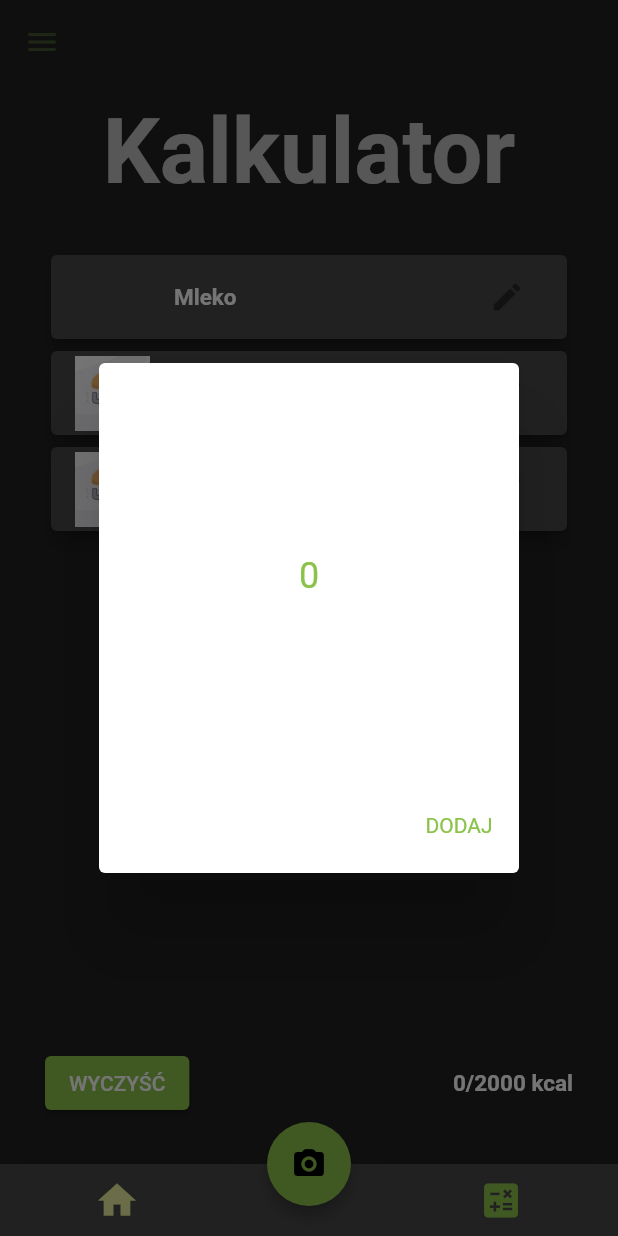
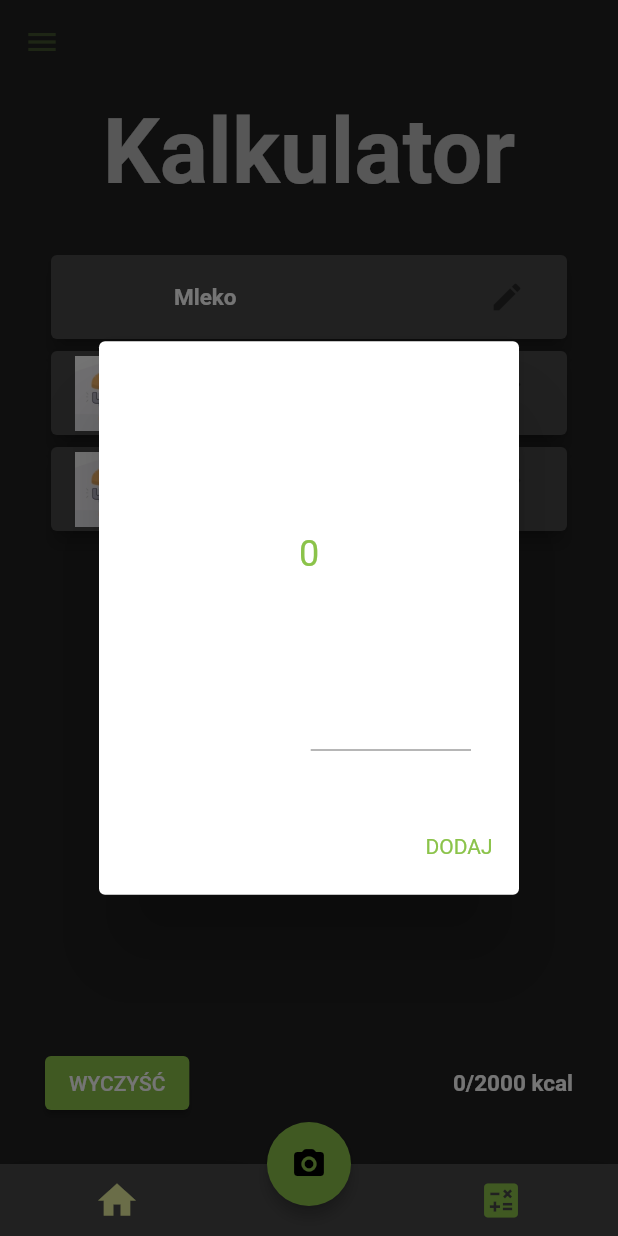
Before and after one commit to GeeA02/jedzonko, a Flutter app: the screen it shows after launch, after a tap on the "calculate" icon, after a tap on the "edit" icon, on a phone screen of 412 x 824 dp. Run offline on Flutter 3.47's test engine with Material 2 defaults, Android fonts, the phone set to English and light mode, and no system bars; drawn by our look-alikes of numberpicker; our stand-ins replace hive, hive_flutter; missing offline and left inert: qr_mobile_vision; accounts and stored records are empty; network calls fail.

Commit message:
Added textfiled in add product to calculator dialog

```diff
--- a/lib/theme/defaultTheme.dart
+++ b/lib/theme/defaultTheme.dart
@@ -19,6 +19,10 @@
       dividerColor: CustomColors.SecondaryDarkColor,
       accentColor: CustomColors.SecondaryDarkColor,
       fontFamily: 'Montserrat',
+      textSelectionTheme: ThemeData.dark().textSelectionTheme.copyWith(
+            selectionColor: CustomColors.PrimaryColor,
+            selectionHandleColor: CustomColors.PrimaryColor,
+          ),
       textTheme: ThemeData.dark().textTheme.copyWith(
             headline1: ThemeData.dark().textTheme.headline1!.copyWith(
                   fontSize: 60.0,
@@ -53,6 +57,10 @@
       cardColor: CustomColors.LightBackgroundColor,
       */
       fontFamily: 'Montserrat',
+      textSelectionTheme: ThemeData.dark().textSelectionTheme.copyWith(
+            selectionColor: CustomColors.PrimaryColor,
+            selectionHandleColor: CustomColors.PrimaryColor,
+          ),
       textTheme: ThemeData.light().textTheme.copyWith(
             headline1: ThemeData.light().textTheme.headline1!.copyWith(
                   fontSize: 60.0,
--- a/lib/view/cameraView.dart
+++ b/lib/view/cameraView.dart
@@ -11,6 +11,7 @@
             child: Padding(
       padding: EdgeInsets.all(30),
       child: Container(
+        //TODO fix the camera state
         child: CameraWidget(),
       ),
     )));
--- a/lib/view/widgets/addProductDialog.dart
+++ b/lib/view/widgets/addProductDialog.dart
@@ -14,8 +14,15 @@
 }
 
 class _AddProductDialogState extends State<AddProductDialog> {
+  late TextEditingController _controller;
+
+  @override
+  void initState() {
+    super.initState();
+    _controller = TextEditingController(text: widget.quantity.toString());
+  }
+
   var box = CalculatorProductRepository.instance.productListBox;
-
   @override
   Widget build(BuildContext context) {
     return AlertDialog(
@@ -30,11 +37,42 @@
             step: 50,
             maxValue: 1000,
             selectedTextStyle: Theme.of(context).textTheme.headline5,
-            onChanged: (value) => setState(() => widget.quantity = value),
+            onChanged: (value) => setState(() {
+              widget.quantity = value;
+              _controller.text = value.toString();
+            }),
           ),
           Padding(
             padding: const EdgeInsets.all(8.0),
-            child: Text('Ilość produktu: ${widget.quantity}g'),
+            child: Row(
+              children: [
+                Text('Ilość produktu: '),
+                Flexible(
+                  child: TextFormField(
+                      cursorColor: Theme.of(context).primaryColor,
+                      controller: _controller,
+                      keyboardType: TextInputType.number,
+                      validator: (value) {
+                        if (value.toString().isEmpty ||
+                            int.tryParse(value.toString()) == null ||
+                            value.toString() == '0') {
+                          return 'Nieprawidłowa wartość';
+                        }
+                        return null;
+                      },
+                      decoration: InputDecoration(
+                        focusedBorder: UnderlineInputBorder(
+                          borderSide:
+                              BorderSide(color: Theme.of(context).primaryColor),
+                        ),
+                        border: UnderlineInputBorder(
+                          borderSide:
+                              BorderSide(color: Theme.of(context).primaryColor),
+                        ),
+                      )),
+                )
+              ],
+            ),
           ),
         ],
       )),
@@ -50,11 +88,13 @@
         ),
         TextButton(
           onPressed: () {
-            ProductCalculator product =
-                ProductCalculator(widget.apiProduct, widget.quantity);
-
-            box!.put(product.hashCode, product);
-            Navigator.pop(context);
+            int? countValue = int.tryParse(_controller.text);
+            if (countValue != null) {
+              ProductCalculator product =
+                  ProductCalculator(widget.apiProduct, countValue);
+              box!.put(product.hashCode, product);
+              Navigator.pop(context);
+            }
           },
           child: Text('DODAJ',
               style: Theme.of(context)
```
